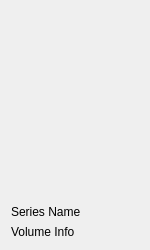
First picture: the form in src/views/ui_files/card_widget.ui, repository jjsmall009/mangecko, before the edit.
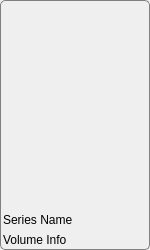
Second picture: the form after the edit.

Diff of the .ui file:
```diff
--- a/src/views/ui_files/card_widget.ui
+++ b/src/views/ui_files/card_widget.ui
@@ -34,7 +34,55 @@
   <property name="styleSheet">
    <string notr="true"/>
   </property>
-  <layout class="QVBoxLayout" name="card_layout" stretch="1,0,0">
+  <layout class="QVBoxLayout" name="card_outer_layout">
+   <property name="spacing">
+    <number>0</number>
+   </property>
+   <property name="leftMargin">
+    <number>0</number>
+   </property>
+   <property name="topMargin">
+    <number>0</number>
+   </property>
+   <property name="rightMargin">
+    <number>0</number>
+   </property>
+   <property name="bottomMargin">
+    <number>0</number>
+   </property>
+   <item>
+    <widget class="QFrame" name="frame">
+     <property name="styleSheet">
+      <string notr="true">QFrame#frame {
+border:1px solid grey;
+border-radius:5px;
+}</string>
+     </property>
+     <property name="frameShape">
+      <enum>QFrame::NoFrame</enum>
+     </property>
+     <property name="frameShadow">
+      <enum>QFrame::Plain</enum>
+     </property>
+     <property name="lineWidth">
+      <number>1</number>
+     </property>
+     <layout class="QVBoxLayout" name="frame_layout" stretch="1,0,0">
+      <property name="spacing">
+       <number>6</number>
+      </property>
+      <property name="leftMargin">
+       <number>2</number>
+      </property>
+      <property name="topMargin">
+       <number>2</number>
+      </property>
+      <property name="rightMargin">
+       <number>2</number>
+      </property>
+      <property name="bottomMargin">
+       <number>2</number>
+      </property>
    <item>
     <widget class="QLabel" name="cover_label">
      <property name="text">
@@ -66,6 +114,9 @@
      <property name="wordWrap">
       <bool>true</bool>
      </property>
+       </widget>
+      </item>
+     </layout>
     </widget>
    </item>
   </layout>
```
Lines whose indentation alone changed are shown as unchanged.
